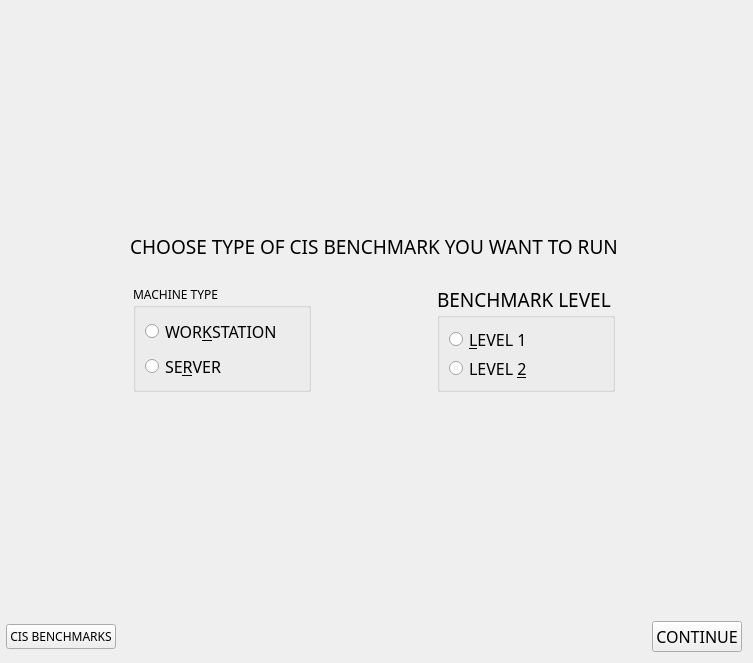
Before: the Qt Designer form new_audit_page.ui in h4636oh/EasyAudit_QT, drawn with Qt 5.
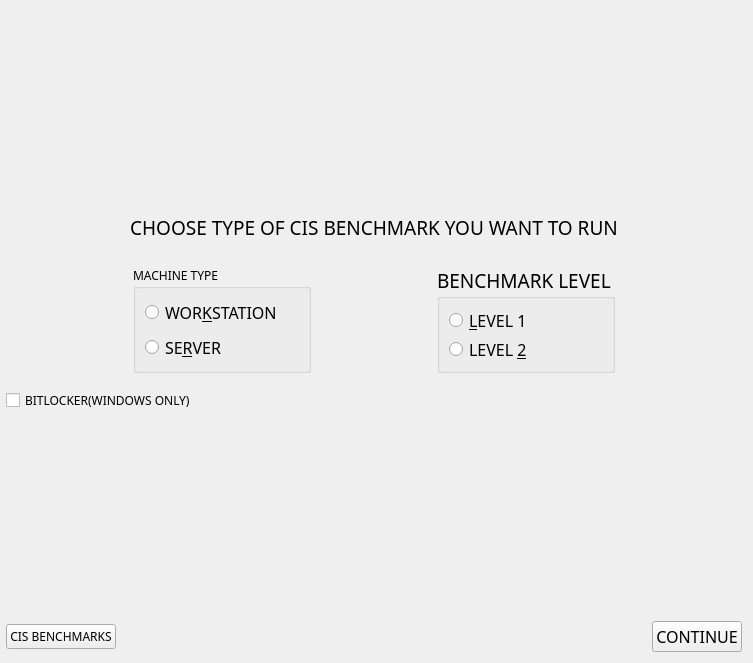
After: the same form once the commit is applied.

Commit message: bitlocker btn

```diff
--- a/new_audit_page.ui
+++ b/new_audit_page.ui
@@ -282,6 +282,32 @@
      </item>
     </layout>
    </item>
+   <item>
+    <spacer name="verticalSpacer">
+     <property name="orientation">
+      <enum>Qt::Orientation::Vertical</enum>
+     </property>
+     <property name="sizeType">
+      <enum>QSizePolicy::Policy::Fixed</enum>
+     </property>
+     <property name="sizeHint" stdset="0">
+      <size>
+       <width>20</width>
+       <height>10</height>
+      </size>
+     </property>
+    </spacer>
+   </item>
+   <item>
+    <widget class="QCheckBox" name="bitlocker_btn">
+     <property name="enabled">
+      <bool>true</bool>
+     </property>
+     <property name="text">
+      <string>BITLOCKER(WINDOWS ONLY)</string>
+     </property>
+    </widget>
+   </item>
    <item>
     <spacer name="vspacer_1">
      <property name="orientation">
```
